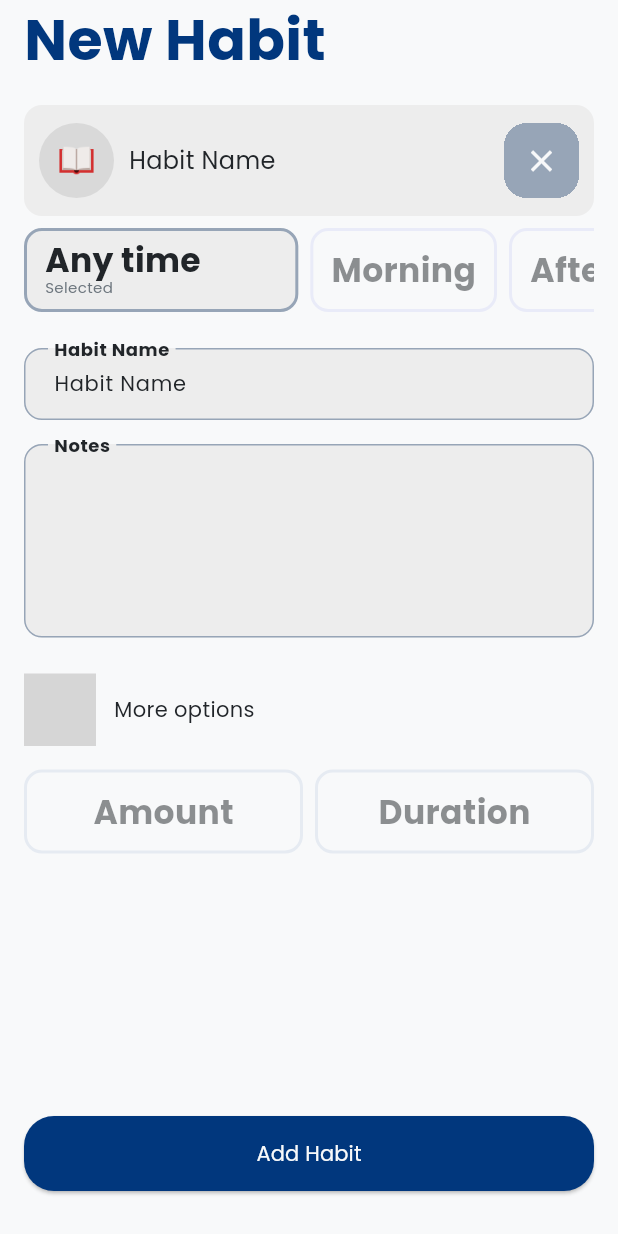
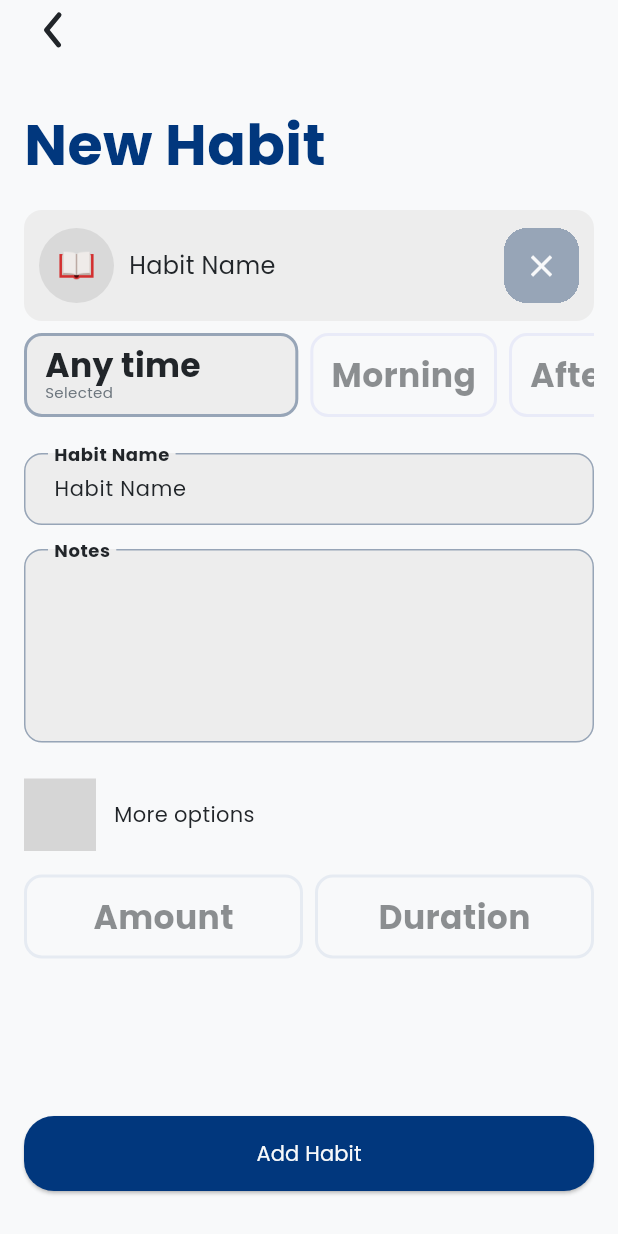
Before and after one commit to ashellz/habitt_v2, a Flutter app: the AddHabitPage screen opened directly, on a phone screen of 412 x 824 dp. Run offline on Flutter 3.47's test engine with Material 3 defaults, Android fonts, the phone set to English and light mode, and no system bars; our stand-ins replace flutter_spinbox, flutter_svg, hive_ce, hive_ce_flutter, shared_preferences, tinycolor2; accounts and stored records are empty; generated files the repository leaves out were written again; grey boxes are pictures that could not be loaded.

Commit message:
nav back button

```diff
--- a/lib/pages/other_pages/add_habit_page.dart
+++ b/lib/pages/other_pages/add_habit_page.dart
@@ -9,6 +9,7 @@ import 'package:habitt/widgets/custom_text_field.dart';
 import 'package:habitt/widgets/floating_bottom_button.dart';
 import 'package:habitt/widgets/habits_page/categories/categories_list.dart';
 import 'package:habitt/widgets/more_options_text.dart';
+import 'package:habitt/widgets/nav_back_button.dart';
 import 'package:habitt/widgets/select_habit_type_options.dart';
 import 'package:habitt/widgets/selected_habit_display.dart';
 import 'package:provider/provider.dart';
@@ -81,6 +82,7 @@ class _AddHabitPageState extends State<AddHabitPage> {
               padding: const EdgeInsets.symmetric(horizontal: 16.0),
               child: ListView(
                 children: [
+                  NavBackButton(colorProvider: colorProvider),
                   Text(
                     localizations.newHabit,
                     style: TextStyle(
--- a/lib/pages/other_pages/edit_habit_page.dart
+++ b/lib/pages/other_pages/edit_habit_page.dart
@@ -7,6 +7,7 @@ import 'package:habitt/widgets/custom_text_field.dart';
 import 'package:habitt/widgets/floating_bottom_button.dart';
 import 'package:habitt/widgets/habits_page/categories/categories_list.dart';
 import 'package:habitt/widgets/more_options_text.dart';
+import 'package:habitt/widgets/nav_back_button.dart';
 import 'package:habitt/widgets/select_habit_type_options.dart';
 import 'package:habitt/widgets/selected_habit_display.dart';
 import 'package:provider/provider.dart';
@@ -74,6 +75,7 @@ class _EditHabitPageState extends State<EditHabitPage> {
               padding: const EdgeInsets.symmetric(horizontal: 16.0),
               child: ListView(
                 children: [
+                  NavBackButton(colorProvider: colorProvider),
                   Text(
                     localizations.editHabit,
                     style: TextStyle(
--- /dev/null
+++ b/lib/widgets/nav_back_button.dart
@@ -0,0 +1,30 @@
+import 'package:flutter/material.dart';
+import 'package:flutter_svg/svg.dart';
+import 'package:habitt/providers/color_provider.dart';
+
+class NavBackButton extends StatelessWidget {
+  const NavBackButton({super.key, required this.colorProvider});
+
+  final ColorProvider colorProvider;
+
+  @override
+  Widget build(BuildContext context) {
+    return Padding(
+      padding: const EdgeInsets.only(bottom: 30),
+      child: GestureDetector(
+        onTap: () => Navigator.pop(context),
+        child: Align(
+          alignment: Alignment.centerLeft,
+          child: SvgPicture.asset(
+            "assets/images/svg/arrow-back.svg",
+            height: 40,
+            colorFilter: ColorFilter.mode(
+              colorProvider.textColor,
+              BlendMode.srcIn,
+            ),
+          ),
+        ),
+      ),
+    );
+  }
+}
```
